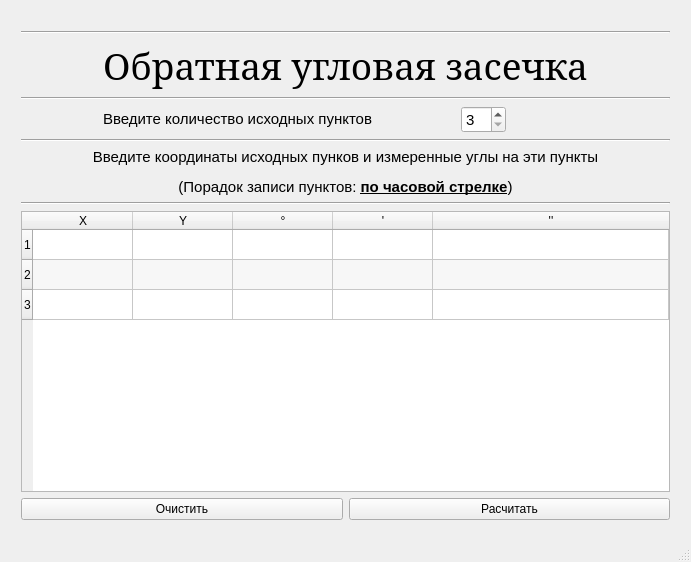
First picture: the form in QtRAI/QtRAI/QtRAI.ui, repository AlSergachev/QtRAI, before the edit.
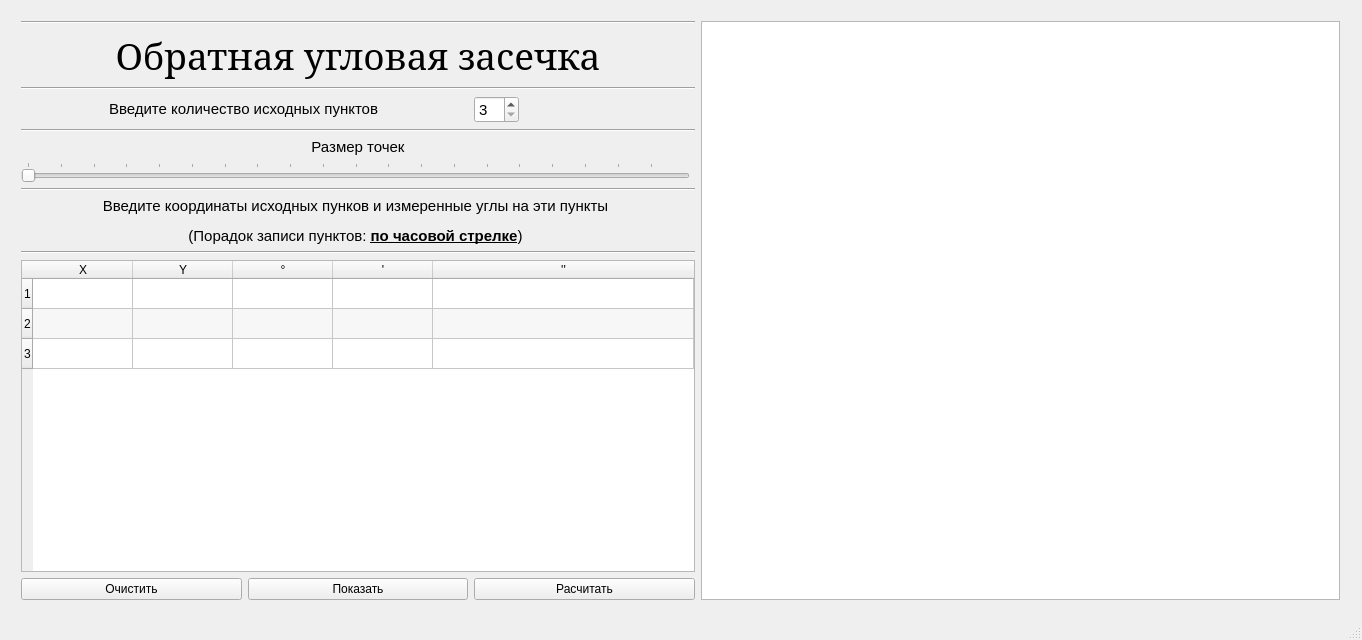
Second picture: the form after the edit.

Commit message:
Graphic space
Добавлено графическое пространство

```diff
--- a/QtRAI/QtRAI/QtRAI.ui
+++ b/QtRAI/QtRAI/QtRAI.ui
@@ -6,8 +6,8 @@
    <rect>
     <x>0</x>
     <y>0</y>
-    <width>691</width>
-    <height>562</height>
+    <width>1362</width>
+    <height>640</height>
    </rect>
   </property>
   <property name="minimumSize">
@@ -18,23 +18,34 @@
   </property>
   <property name="maximumSize">
    <size>
-    <width>691</width>
-    <height>562</height>
+    <width>691000</width>
+    <height>562000</height>
    </size>
   </property>
   <property name="windowTitle">
    <string>QtReverseAngledSerif</string>
   </property>
   <widget class="QWidget" name="centralWidget">
-   <widget class="QWidget" name="layoutWidget">
+   <property name="enabled">
+    <bool>true</bool>
+   </property>
+   <property name="sizePolicy">
+    <sizepolicy hsizetype="Minimum" vsizetype="Minimum">
+     <horstretch>0</horstretch>
+     <verstretch>0</verstretch>
+    </sizepolicy>
+   </property>
+   <widget class="QWidget" name="horizontalLayoutWidget">
     <property name="geometry">
      <rect>
       <x>10</x>
-      <y>20</y>
-      <width>671</width>
-      <height>511</height>
+      <y>10</y>
+      <width>1341</width>
+      <height>601</height>
      </rect>
     </property>
+    <layout class="QHBoxLayout" name="horizontalLayout_3">
+     <item>
     <layout class="QVBoxLayout" name="verticalLayout">
      <item>
       <widget class="Line" name="line">
@@ -162,8 +173,79 @@
        </property>
       </widget>
      </item>
+       <item>
+        <widget class="QLabel" name="label_4">
+         <property name="font">
+          <font>
+           <pointsize>11</pointsize>
+          </font>
+         </property>
+         <property name="contextMenuPolicy">
+          <enum>Qt::DefaultContextMenu</enum>
+         </property>
+         <property name="text">
+          <string>Размер точек</string>
+         </property>
+         <property name="alignment">
+          <set>Qt::AlignCenter</set>
+         </property>
+        </widget>
+       </item>
+       <item>
+        <widget class="QSlider" name="horizontalSlider">
+         <property name="minimumSize">
+          <size>
+           <width>669</width>
+           <height>0</height>
+          </size>
+         </property>
+         <property name="maximumSize">
+          <size>
+           <width>669</width>
+           <height>16777215</height>
+          </size>
+         </property>
+         <property name="minimum">
+          <number>2</number>
+         </property>
+         <property name="maximum">
+          <number>1000</number>
+         </property>
+         <property name="singleStep">
+          <number>2</number>
+         </property>
+         <property name="pageStep">
+          <number>50</number>
+         </property>
+         <property name="sliderPosition">
+          <number>2</number>
+         </property>
+         <property name="orientation">
+          <enum>Qt::Horizontal</enum>
+         </property>
+         <property name="tickPosition">
+          <enum>QSlider::TicksAbove</enum>
+         </property>
+         <property name="tickInterval">
+          <number>0</number>
+         </property>
+        </widget>
+       </item>
+       <item>
+        <widget class="Line" name="line_5">
+         <property name="orientation">
+          <enum>Qt::Horizontal</enum>
+         </property>
+        </widget>
+       </item>
      <item>
       <widget class="QLabel" name="label_2">
+         <property name="maximumSize">
+          <size>
+           <width>669</width>
+           <height>16777215</height>
+          </size>
+         </property>
        <property name="font">
         <font>
          <pointsize>11</pointsize>
@@ -186,6 +268,15 @@
      </item>
      <item>
       <widget class="QTableWidget" name="tableWidget">
+         <property name="enabled">
+          <bool>true</bool>
+         </property>
+         <property name="minimumSize">
+          <size>
+           <width>674</width>
+           <height>0</height>
+          </size>
+         </property>
        <property name="layoutDirection">
         <enum>Qt::LeftToRight</enum>
        </property>
@@ -349,6 +440,13 @@
          </property>
         </widget>
        </item>
+         <item>
+          <widget class="QPushButton" name="pushButton_show">
+           <property name="text">
+            <string>Показать</string>
+           </property>
+          </widget>
+         </item>
        <item>
         <widget class="QPushButton" name="pBCalculation">
          <property name="text">
@@ -359,6 +457,11 @@
       </layout>
      </item>
     </layout>
+     </item>
+     <item>
+      <widget class="QGraphicsView" name="graphicsView"/>
+     </item>
+    </layout>
    </widget>
   </widget>
   <widget class="QStatusBar" name="statusBar"/>
```
Left out of the diff: 62 changed lines with no effect on the pictures. Lines whose indentation alone changed are shown as unchanged. The commit also changes 4 other files.
